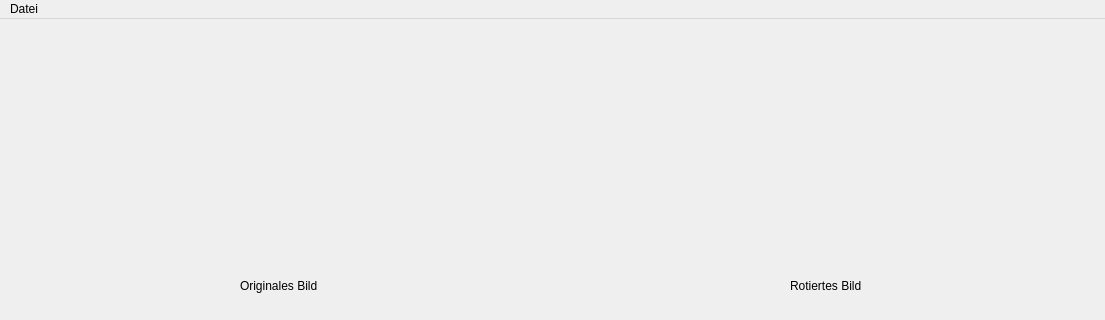
Old version of the form ImageEditor/form.ui in the repository JonasHuu/Automatische-Erkennung-und-Korrektur-der-Bildausrichtung-mithilfe-von-Convolutional-Neural-Networks; both pictures show x 0 to 1105 and y 0 to 320 of the 1105 by 652 pixel window.
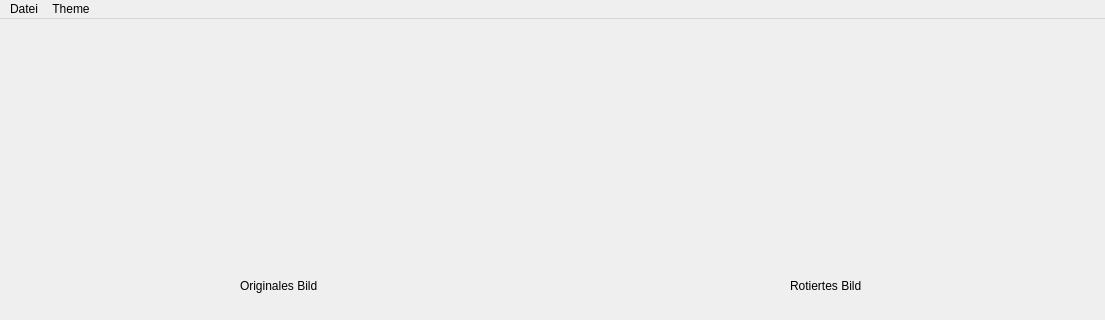
New version of the form.

Commit message: added dark theme and fixed progress dialogue

```diff
--- a/ImageEditor/form.ui
+++ b/ImageEditor/form.ui
@@ -123,7 +123,16 @@
     </property>
     <addaction name="open_button"/>
    </widget>
+   <widget class="QMenu" name="menuTheme">
+    <property name="title">
+     <string>Theme</string>
+    </property>
+    <addaction name="actionDark_mode"/>
+    <addaction name="actionLight_mode"/>
+    <addaction name="actionAuto"/>
+   </widget>
    <addaction name="menuDatei"/>
+   <addaction name="menuTheme"/>
   </widget>
   <widget class="QStatusBar" name="statusbar"/>
   <action name="open_button">
```
Left out of the diff: 15 changed lines with no effect on the pictures. The commit also changes 1 other file.
